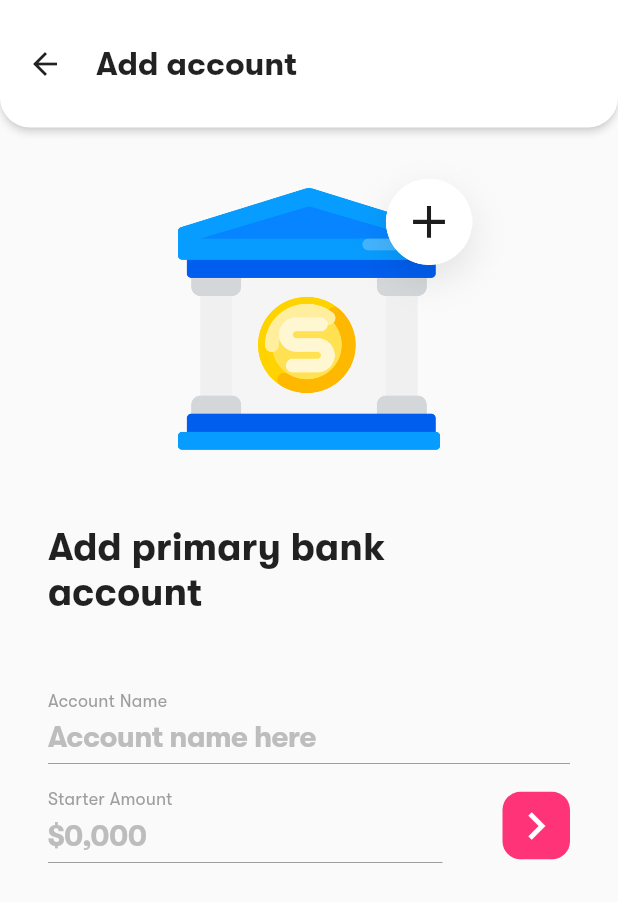
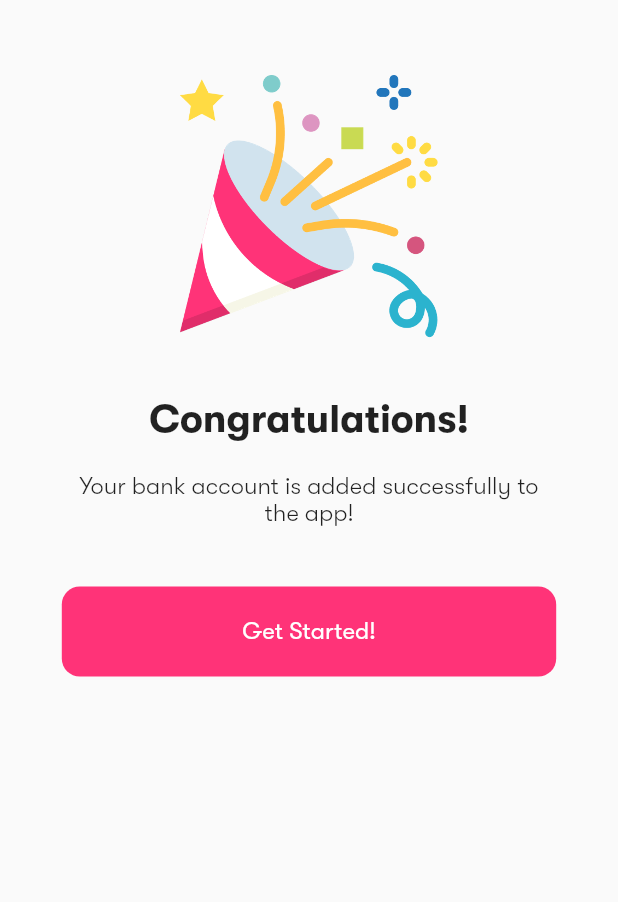
Before and after one commit to fluttertraining/Life-Monitor, a Flutter app: the AddBankScreen screen opened by its route, after a tap on the "keyboard arrow right" icon, on a phone screen of 412 x 824 dp. Shown: the top 902 px of the screen. Run offline on Flutter 3.47's test engine with Material 2 defaults, Android fonts, the phone set to English and light mode, and no system bars; missing offline and left inert: keyboard_visibility.

Commit message:
create congratulations page

```diff
--- a/lib/main.dart
+++ b/lib/main.dart
@@ -1,6 +1,7 @@
 import 'package:flutter/material.dart';
 
 import 'package:budget_planner/screens/add_bank.dart';
+import 'package:budget_planner/screens/add_bank_success.dart';
 import 'package:budget_planner/screens/login.dart';
 import 'package:budget_planner/screens/register.dart';
 
@@ -16,6 +17,7 @@ class MyApp extends StatelessWidget {
         '/': (BuildContext context) => LoginScreen(),
         '/register': (BuildContext context) => RegisterScreen(),
         '/add-bank': (BuildContext context) => AddBankScreen(),
+        '/add-bank-success': (BuildContext context) => AddBankSuccessScreen(),
       },
       theme: ThemeData(
         primaryColor: Color.fromRGBO(255, 51, 120, 1),
--- a/lib/screens/add_bank.dart
+++ b/lib/screens/add_bank.dart
@@ -54,7 +54,11 @@ class _AddBankScreenState extends State<AddBankScreen> {
                       style: Theme.of(context).textTheme.title,
                     ),
                   ),
-                  new _AddBankForm(),
+                  new _AddBankForm(
+                    onSubmit: () {
+                      Navigator.of(context).pushNamed('/add-bank-success');
+                    },
+                  ),
                 ],
               ),
             ),
@@ -104,14 +108,17 @@ class _AddBankImage extends StatelessWidget {
 class _AddBankForm extends StatelessWidget {
   const _AddBankForm({
     Key key,
+    @required this.onSubmit,
   }) : super(key: key);
+
+  final Function onSubmit;
 
   @override
   Widget build(BuildContext context) {
     return Container(
       height: 115,
       child: CustomForm(
-        onPressed: () {},
+        onPressed: this.onSubmit,
         textFields: <Widget>[
           new CustomTextField(
             placeholder: 'Account name here',
--- /dev/null
+++ b/lib/screens/add_bank_success.dart
@@ -0,0 +1,61 @@
+import 'package:flutter/material.dart';
+
+class AddBankSuccessScreen extends StatelessWidget {
+  @override
+  Widget build(BuildContext context) {
+    return Scaffold(
+      body: SafeArea(
+        child: Container(
+          child: ListView(
+            children: <Widget>[
+              Column(
+                children: <Widget>[
+                  SizedBox(height: 50),
+                  Image.asset(
+                    'assets/images/confetti.png',
+                    height: 175,
+                    width: MediaQuery.of(context).size.width,
+                    filterQuality: FilterQuality.high,
+                  ),
+                  SizedBox(height: 40),
+                  Text('Congratulations!',
+                      style: Theme.of(context).textTheme.title),
+                  SizedBox(height: 20),
+                  Container(
+                    width: MediaQuery.of(context).size.width * .8,
+                    child: Text(
+                      'Your bank account is added successfully to the app!',
+                      style: TextStyle(
+                        fontSize: 16,
+                        fontWeight: FontWeight.w300,
+                      ),
+                      textAlign: TextAlign.center,
+                    ),
+                  ),
+                  SizedBox(height: 40),
+                  Container(
+                    width: MediaQuery.of(context).size.width * .8,
+                    height: 60,
+                    decoration: BoxDecoration(
+                      color: Theme.of(context).primaryColor,
+                      borderRadius: BorderRadius.circular(12.0),
+                    ),
+                    child: Center(
+                      child: Text(
+                        'Get Started!',
+                        style: TextStyle(
+                          color: Colors.white,
+                          fontSize: 16,
+                        ),
+                      ),
+                    ),
+                  )
+                ],
+              ),
+            ],
+          ),
+        ),
+      ),
+    );
+  }
+}
```
Also changed, not shown: assets/images/confetti.png (added).
